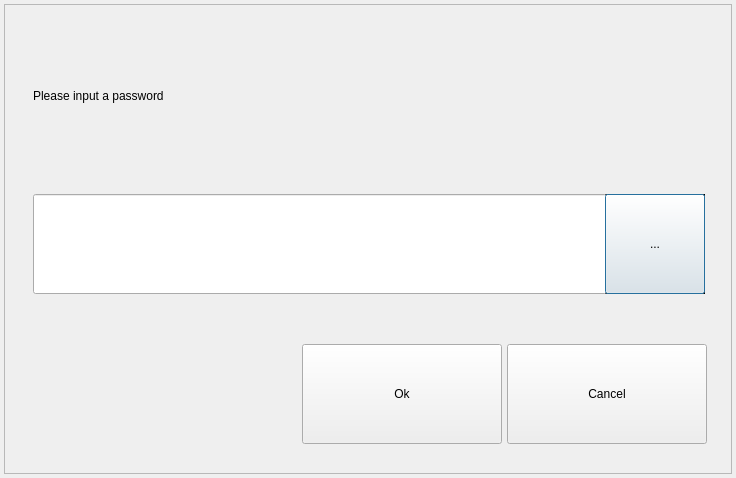
Above: gui/mainwidget/src/login/logindialog.ui from yjsin-emastec/neptune before the change. Below: the same form after it.
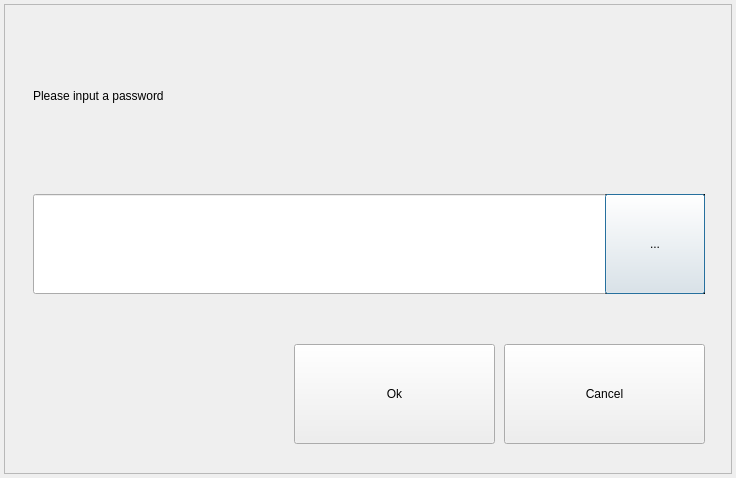
That is the form after the change.

```diff
--- a/gui/mainwidget/src/login/logindialog.ui
+++ b/gui/mainwidget/src/login/logindialog.ui
@@ -134,9 +134,9 @@
    <widget class="QPushButton" name="buttonOk">
     <property name="geometry">
      <rect>
-      <x>298</x>
+      <x>290</x>
       <y>340</y>
-      <width>200</width>
+      <width>201</width>
       <height>100</height>
      </rect>
     </property>
@@ -150,9 +150,9 @@
    <widget class="QPushButton" name="buttonCancel">
     <property name="geometry">
      <rect>
-      <x>503</x>
+      <x>500</x>
       <y>340</y>
-      <width>200</width>
+      <width>201</width>
       <height>100</height>
      </rect>
     </property>
```
Left out of the diff: 3 changed lines with no effect on the pictures.
